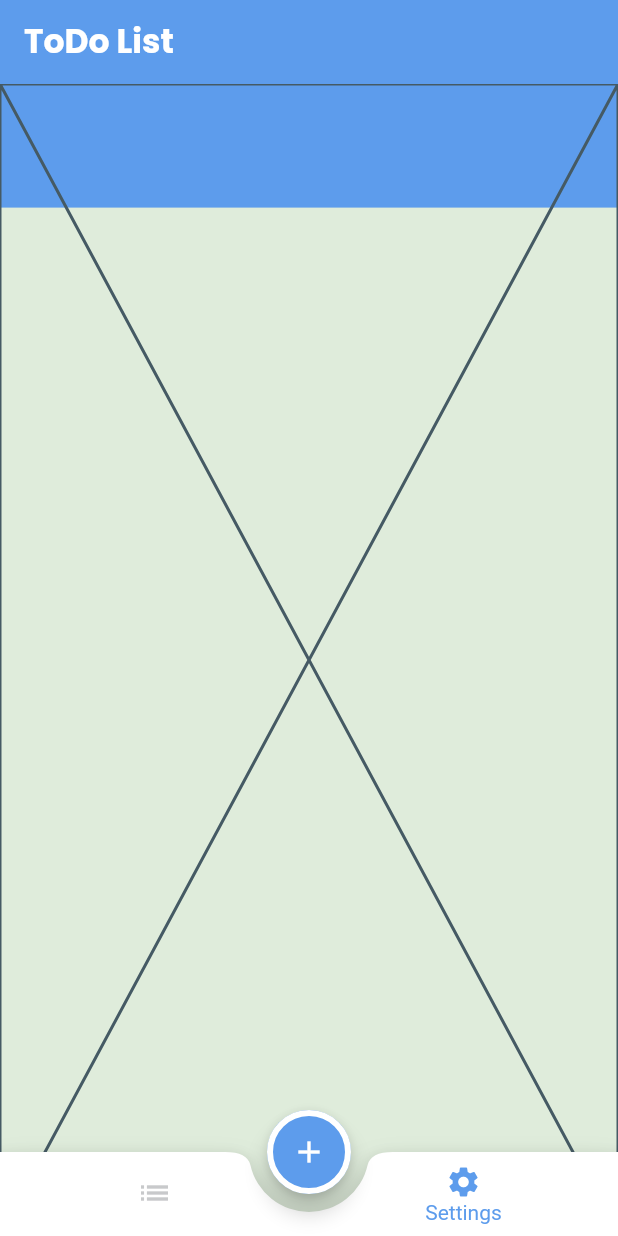
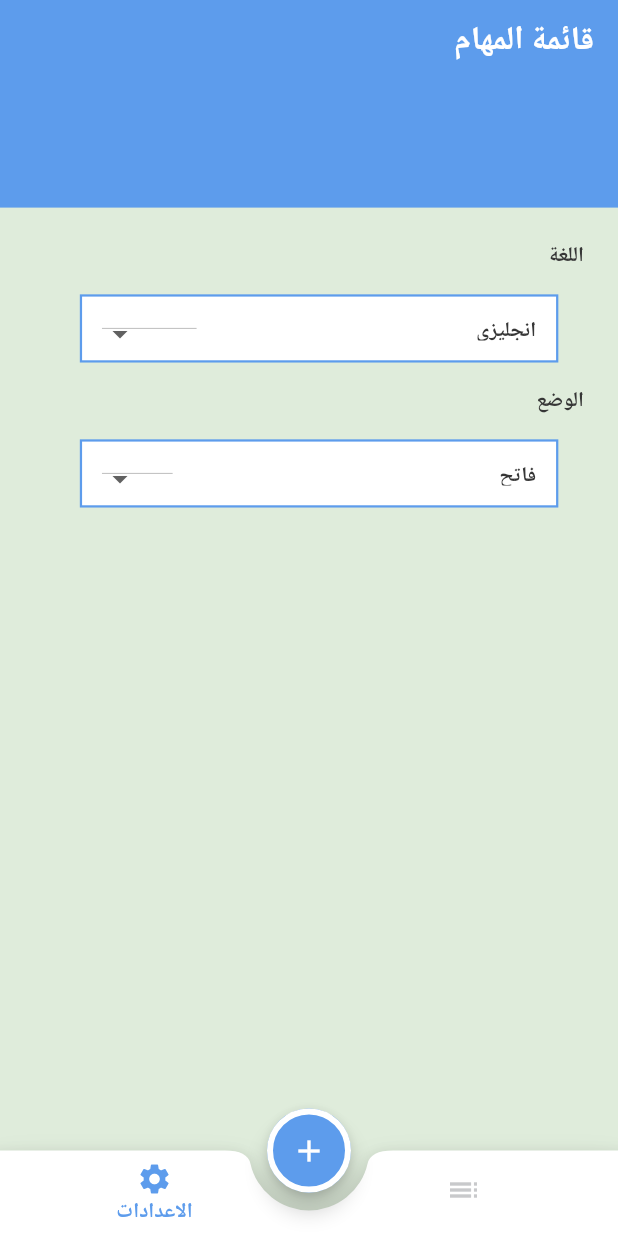
Before and after one commit to belalibrahim98/flutter-todo, a Flutter app: the screen it shows after launch, item 2 of the bottom bar chosen, on a phone screen of 412 x 824 dp. Run offline on Flutter 3.47's test engine with Material 3 defaults, Android fonts, the phone set to English and light mode, and no system bars; our stand-ins replace easy_date_timeline, flutter_screenutil, flutter_slidable, google_fonts; generated files the repository leaves out were written again.

Commit message:
+ finished the ui of settings tab + localization

```diff
--- /dev/null
+++ b/l10n.yaml
@@ -0,0 +1,3 @@
+arb-dir: lib/l10n
+template-arb-file: app_en.arb
+output-localization-file: app_localizations.dart
--- /dev/null
+++ b/lib/l10n/app_ar.arb
@@ -0,0 +1,20 @@
+{
+    "todo_list": "قائمة المهام",
+    "todo": "مهمة",
+    "settings": "الاعدادات",
+    "add_new_task": "اضافة مهمة جديدة",
+    "enter_task_name": "ادخل اسم المهمة",
+    "please_enter_task_name": "الرجاء ادخال اسم المهمة",
+    "select_due_date": "تحديد تاريخ الانتهاء",
+    "no_date_selected": "لم يتم تحديد تاريخ",
+    "add_task": "اضافة المهمة",
+    "delete": "حذف",
+    "edit": "تعديل",
+    "language": "اللغة",
+    "english": "انجليزي",
+    "arabic": "عربي",
+    "mode": "الوضع",
+    "light": "فاتح",
+    "dark": "داكن",
+    "done": "تم"
+}
--- a/lib/main.dart
+++ b/lib/main.dart
@@ -1,7 +1,9 @@
 import 'package:flutter/material.dart';
+import 'package:flutter_screenutil/flutter_screenutil.dart';
 import 'package:todo_app/styles/my_theme_data.dart';
 import 'package:todo_app/ui/home/home_screen.dart';
 import 'package:todo_app/ui/home/splash/splash_screen.dart';
+import 'package:flutter_gen/gen_l10n/app_localizations.dart';
 
 void main() {
   runApp(const MyApp());
@@ -13,7 +15,14 @@ class MyApp extends StatelessWidget {
   // This widget is the root of your application.
   @override
   Widget build(BuildContext context) {
-    return MaterialApp(
+    return ScreenUtilInit(
+      designSize: const Size(412, 870),
+      minTextAdapt: true,
+      splitScreenMode: true,
+      builder: (_, __) => MaterialApp(
+        localizationsDelegates: AppLocalizations.localizationsDelegates,
+        supportedLocales: AppLocalizations.supportedLocales,
+        locale: const Locale('ar'),
         debugShowCheckedModeBanner: false,
         title: 'Flutter Demo',
         theme: MyThemeData.lightTheme,
@@ -22,6 +31,7 @@ class MyApp extends StatelessWidget {
           SplashScreen.routeName: (_) => const SplashScreen(),
           HomeScreen.routeName: (_) => const HomeScreen(),
         },
+      ),
     );
   }
 }
--- a/lib/styles/my_theme_data.dart
+++ b/lib/styles/my_theme_data.dart
@@ -23,6 +23,11 @@ class MyThemeData {
       bodySmall: GoogleFonts.inter(
         fontSize: 20,
         fontWeight: FontWeight.w400,
+        color: AppColors.blackishColor,
+      ),
+      bodyMedium: GoogleFonts.inter(
+        fontSize: 14,
+        fontWeight: FontWeight.w700,
         color: AppColors.blackishColor,
       ),
     ),
--- a/lib/ui/home/home_screen.dart
+++ b/lib/ui/home/home_screen.dart
@@ -3,6 +3,7 @@ import 'package:todo_app/constants/app_colors.dart';
 import 'package:todo_app/ui/home/list/task_bottom_sheet.dart';
 import 'package:todo_app/ui/home/list/tasks_list_tab.dart';
 import 'package:todo_app/ui/home/settings/settings_tab.dart';
+import 'package:flutter_gen/gen_l10n/app_localizations.dart';
 
 class HomeScreen extends StatefulWidget {
   const HomeScreen({super.key});
@@ -23,7 +24,7 @@ class _HomeScreenState extends State<HomeScreen> {
       appBar: AppBar(
         // titleSpacing: 52,
         title: Text(
-          "ToDo List",
+          AppLocalizations.of(context)!.todo_list,
           style: Theme.of(context).textTheme.titleLarge,
         ),
         // toolbarHeight: MediaQuery.of(context).size.height * 0.19,
@@ -43,14 +44,14 @@ class _HomeScreenState extends State<HomeScreen> {
             selectedIndex = index;
             setState(() {});
           },
-          items: const [
+          items: [
             BottomNavigationBarItem(
-              icon: Icon(Icons.list),
-              label: 'Todo',
+              icon: const Icon(Icons.list),
+              label: AppLocalizations.of(context)!.todo,
             ),
             BottomNavigationBarItem(
-              icon: Icon(Icons.settings),
-              label: 'Settings',
+              icon: const Icon(Icons.settings),
+              label: AppLocalizations.of(context)!.settings,
             ),
           ],
         ),
@@ -62,15 +63,17 @@ class _HomeScreenState extends State<HomeScreen> {
             height: MediaQuery.of(context).size.height * 0.1,
             width: double.infinity,
           ),
-          Expanded(
-            child: selectedIndex == 0
-                ? Padding(
-                    padding: MediaQuery.of(context).padding.copyWith(
-                        top: MediaQuery.of(context).size.height * 0.037),
-                    child: const TasksListTab())
-                : const SettingsTab(),
-            //tabs[selectedIndex],
-          ),
+          selectedIndex == 0
+              ? Padding(
+                  padding: MediaQuery.of(context).padding.copyWith(
+                      top: MediaQuery.of(context).size.height * 0.037),
+                  child: const TasksListTab())
+              : Padding(
+                  padding: MediaQuery.of(context).padding.copyWith(
+                        top: MediaQuery.of(context).size.height * 0.1,
+                      ),
+                  child: const SettingsTab(),
+                ),
         ],
       ),
     );
--- a/lib/ui/home/list/tasks_list_tab.dart
+++ b/lib/ui/home/list/tasks_list_tab.dart
@@ -1,7 +1,4 @@
-import 'package:easy_date_timeline/easy_date_timeline.dart';
 import 'package:flutter/material.dart';
-import 'package:google_fonts/google_fonts.dart';
-import 'package:todo_app/constants/app_colors.dart';
 import 'package:todo_app/ui/home/list/calender_widget.dart';
 import 'package:todo_app/ui/home/list/task_item.dart';
 
--- a/lib/ui/home/settings/settings_tab.dart
+++ b/lib/ui/home/settings/settings_tab.dart
@@ -1,10 +1,127 @@
 import 'package:flutter/material.dart';
+import 'package:flutter_screenutil/flutter_screenutil.dart';
+import 'package:google_fonts/google_fonts.dart';
+import 'package:todo_app/constants/app_colors.dart';
+import 'package:flutter_gen/gen_l10n/app_localizations.dart';
 
-class SettingsTab extends StatelessWidget {
+class SettingsTab extends StatefulWidget {
   const SettingsTab({super.key});
 
   @override
+  State<SettingsTab> createState() => _SettingsTabState();
+}
+
+class _SettingsTabState extends State<SettingsTab> {
+  String? selectedLanguage = 'English';
+  String? selectedMode = 'Light';
+  @override
+  void initState() {
+    super.initState();
+    Future.delayed(Duration.zero, () {
+      selectedLanguage = AppLocalizations.of(context)!.english;
+      selectedMode = AppLocalizations.of(context)!.light;
+      setState(() {});
+    });
+  }
+
+  @override
   Widget build(BuildContext context) {
-    return const Placeholder();
+    return Padding(
+      padding: EdgeInsets.all(24.r),
+      child: Column(
+        crossAxisAlignment: CrossAxisAlignment.start,
+        children: [
+          Text(AppLocalizations.of(context)!.language,
+              style: Theme.of(context).textTheme.bodyMedium),
+          SizedBox(height: 17.h),
+          Container(
+            width: 319.w,
+            height: 48.h,
+            padding: EdgeInsets.all(14.r),
+            margin: EdgeInsets.symmetric(horizontal: 18.r),
+            decoration: BoxDecoration(
+              color: AppColors.whiteColor,
+              border: Border.all(
+                color: AppColors.primaryColor,
+                width: 1.5.w,
+              ),
+            ),
+            child: Row(
+              mainAxisAlignment: MainAxisAlignment.spaceBetween,
+              children: [
+                Text(selectedLanguage ?? ''),
+                DropdownButton(
+                    style: GoogleFonts.poppins(
+                        color: Colors.black,
+                        fontSize: 14,
+                        fontWeight: FontWeight.w400),
+                    padding: const EdgeInsets.all(0),
+                    items: [
+                      AppLocalizations.of(context)!.english,
+                      AppLocalizations.of(context)!.arabic,
+                    ].map((String value) {
+                      return DropdownMenuItem<String>(
+                        value: value,
+                        child: Text(value),
+                      );
+                    }).toList(),
+                    onChanged: (newLang) {
+                      if (newLang != null) {
+                        setState(() {
+                          selectedLanguage = newLang;
+                        });
+                      }
+                    })
+              ],
+            ),
+          ),
+          SizedBox(height: 17.h),
+          Text(AppLocalizations.of(context)!.mode,
+              style: Theme.of(context).textTheme.bodyMedium),
+          SizedBox(height: 17.h),
+          Container(
+            width: 319.w,
+            height: 48.h,
+            padding: EdgeInsets.all(14.r),
+            margin: EdgeInsets.symmetric(horizontal: 18.r),
+            decoration: BoxDecoration(
+              color: AppColors.whiteColor,
+              border: Border.all(
+                color: AppColors.primaryColor,
+                width: 1.5.w,
+              ),
+            ),
+            child: Row(
+              mainAxisAlignment: MainAxisAlignment.spaceBetween,
+              children: [
+                Text(selectedMode ?? ''),
+                DropdownButton(
+                    style: GoogleFonts.poppins(
+                        color: Colors.black,
+                        fontSize: 14,
+                        fontWeight: FontWeight.w400),
+                    padding: const EdgeInsets.all(0),
+                    items: [
+                      AppLocalizations.of(context)!.light,
+                      AppLocalizations.of(context)!.dark,
+                    ].map((String value) {
+                      return DropdownMenuItem<String>(
+                        value: value,
+                        child: Text(value),
+                      );
+                    }).toList(),
+                    onChanged: (newMode) {
+                      if (newMode != null) {
+                        setState(() {
+                          selectedMode = newMode;
+                        });
+                      }
+                    })
+              ],
+            ),
+          ),
+        ],
+      ),
+    );
   }
 }
--- a/pubspec.yaml
+++ b/pubspec.yaml
@@ -39,6 +39,9 @@ dependencies:
   google_fonts: ^6.2.1
   intl: ^0.19.0
   easy_date_timeline: ^1.1.3
+  flutter_screenutil: ^5.9.3
+  flutter_localizations:
+    sdk: flutter
 
 dev_dependencies:
   flutter_test:
@@ -61,6 +64,7 @@ flutter:
   # included with your application, so that you can use the icons in
   # the material Icons class.
   uses-material-design: true
+  generate: true
 
   # To add assets to your application, add an assets section, like this:
   assets:
```
Also changed, not shown: lib/l10n/app_en.arb (added, +20 -0 lines), lib/ui/home/list/task_bottom_sheet.dart (+8 -6 lines), pubspec.lock. Lines whose indentation alone changed are shown as unchanged.
